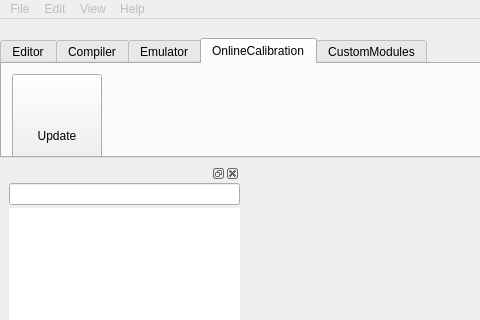
Old version of the form dialogs/mainwindow.ui in the repository L-Net-1992/ADAS_AD_Developer; both pictures show x 0 to 480 and y 0 to 320 of the 1280 by 800 pixel window.
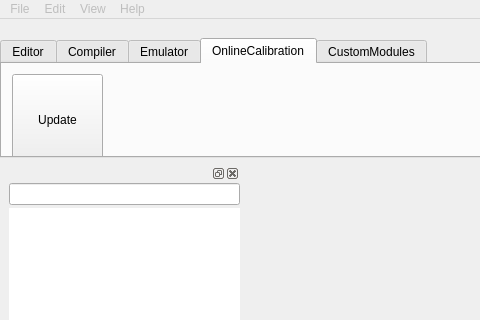
New version of the form. The open tabs and pages were chosen to show the change. Icons and pictures are not drawn. Custom widgets are drawn as their Qt base class.

Commit message: 修改按钮

```diff
--- a/dialogs/mainwindow.ui
+++ b/dialogs/mainwindow.ui
@@ -526,7 +526,7 @@
   <widget class="QDockWidget" name="dw_toolbar">
    <property name="minimumSize">
     <size>
-     <width>522</width>
+     <width>572</width>
      <height>139</height>
     </size>
    </property>
@@ -1103,37 +1103,34 @@
         <attribute name="title">
          <string>OnlineCalibration</string>
         </attribute>
-        <widget class="QPushButton" name="pb_update">
+        <widget class="QToolButton" name="pb_update">
          <property name="geometry">
           <rect>
            <x>10</x>
            <y>10</y>
-           <width>90</width>
-           <height>90</height>
+           <width>91</width>
+           <height>91</height>
           </rect>
          </property>
-         <property name="font">
-          <font/>
-         </property>
-         <property name="styleSheet">
-          <string notr="true">text-align:bottom;
-background-repeat:repeat-no-repeat;
-background-image:url(:/res/update.png);
-background-position:top;
-background-origin:content;
-padding-top:8px;
-padding-bottom:20px;</string>
+         <property name="focusPolicy">
+          <enum>Qt::NoFocus</enum>
          </property>
          <property name="text">
-          <string>
-Update</string>
+          <string>Update</string>
+         </property>
+         <property name="icon">
+          <iconset resource="../image.qrc">
+           <normaloff>:/res/update.png</normaloff>:/res/update.png</iconset>
          </property>
          <property name="iconSize">
           <size>
-           <width>32</width>
-           <height>32</height>
+           <width>24</width>
+           <height>24</height>
           </size>
          </property>
+         <property name="toolButtonStyle">
+          <enum>Qt::ToolButtonTextUnderIcon</enum>
+         </property>
         </widget>
        </widget>
        <widget class="QWidget" name="tab_custom_module">
```
Left out of the diff: 42 changed lines with no effect on the pictures. The commit also changes 1 other file.
